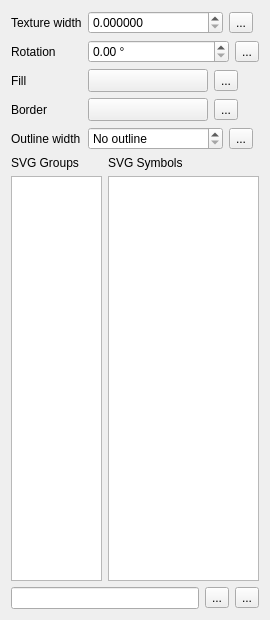
qgis/QGIS, file src/ui/symbollayer/widget_svgfill.ui: the form before one commit.
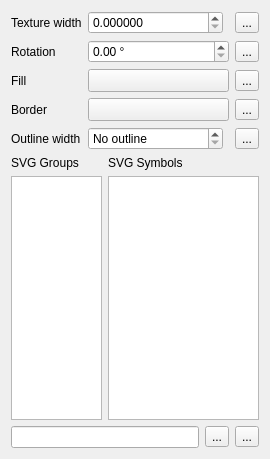
The form after the commit. Custom widgets are drawn as their Qt base class.

What changed in the file:
```diff
--- a/src/ui/symbollayer/widget_svgfill.ui
+++ b/src/ui/symbollayer/widget_svgfill.ui
@@ -7,50 +7,14 @@
     <x>0</x>
     <y>0</y>
     <width>270</width>
-    <height>620</height>
+    <height>459</height>
    </rect>
   </property>
   <property name="windowTitle">
    <string>Form</string>
   </property>
-  <layout class="QFormLayout" name="formLayout">
+  <layout class="QGridLayout" name="gridLayout">
    <item row="1" column="1">
-    <layout class="QHBoxLayout" name="horizontalLayout_2">
-     <item>
-      <widget class="QgsDoubleSpinBox" name="mTextureWidthSpinBox">
-       <property name="sizePolicy">
-        <sizepolicy hsizetype="Minimum" vsizetype="Fixed">
-         <horstretch>1</horstretch>
-         <verstretch>0</verstretch>
-        </sizepolicy>
-       </property>
-       <property name="decimals">
-        <number>6</number>
-       </property>
-       <property name="maximum">
-        <double>999999999.999999046325684</double>
-       </property>
-       <property name="singleStep">
-        <double>0.200000000000000</double>
-       </property>
-       <property name="showClearButton" stdset="0">
-        <bool>false</bool>
-       </property>
-      </widget>
-     </item>
-     <item>
-      <widget class="QgsDataDefinedButton" name="mTextureWidthDDBtn">
-       <property name="text">
-        <string>...</string>
-       </property>
-      </widget>
-     </item>
-     <item>
-      <widget class="QgsUnitSelectionWidget" name="mTextureWidthUnitWidget" native="true"/>
-     </item>
-    </layout>
-   </item>
-   <item row="3" column="1">
     <layout class="QHBoxLayout" name="horizontalLayout_5">
      <item>
       <widget class="QgsDoubleSpinBox" name="mRotationSpinBox">
@@ -65,59 +29,9 @@
        </property>
       </widget>
      </item>
-     <item>
-      <widget class="QgsDataDefinedButton" name="mRotationDDBtn">
-       <property name="text">
-        <string>...</string>
-       </property>
-      </widget>
-     </item>
     </layout>
    </item>
-   <item row="5" column="1">
-    <layout class="QHBoxLayout" name="horizontalLayout_3">
-     <item>
-      <widget class="QgsColorButtonV2" name="mChangeColorButton">
-       <property name="minimumSize">
-        <size>
-         <width>120</width>
-         <height>0</height>
-        </size>
-       </property>
-       <property name="maximumSize">
-        <size>
-         <width>120</width>
-         <height>16777215</height>
-        </size>
-       </property>
-       <property name="text">
-        <string/>
-       </property>
-      </widget>
-     </item>
-     <item>
-      <widget class="QgsDataDefinedButton" name="mFilColorDDBtn">
-       <property name="text">
-        <string>...</string>
-       </property>
-      </widget>
-     </item>
-     <item>
-      <spacer name="horizontalSpacer">
-       <property name="orientation">
-        <enum>Qt::Horizontal</enum>
-       </property>
-       <property name="sizeHint" stdset="0">
-        <size>
-         <width>40</width>
-         <height>20</height>
-        </size>
-       </property>
-      </spacer>
-     </item>
-    </layout>
-   </item>
-   <item row="6" column="0">
+   <item row="3" column="0">
     <widget class="QLabel" name="mBorderColorLabel">
      <property name="sizePolicy">
       <sizepolicy hsizetype="Maximum" vsizetype="Preferred">
@@ -130,10 +44,16 @@
      </property>
     </widget>
    </item>
-   <item row="6" column="1">
+   <item row="3" column="1">
     <layout class="QHBoxLayout" name="horizontalLayout_6">
      <item>
       <widget class="QgsColorButtonV2" name="mChangeBorderColorButton">
+       <property name="sizePolicy">
+        <sizepolicy hsizetype="Expanding" vsizetype="Fixed">
+         <horstretch>0</horstretch>
+         <verstretch>0</verstretch>
+        </sizepolicy>
+       </property>
        <property name="minimumSize">
         <size>
          <width>120</width>
@@ -142,7 +62,7 @@
        </property>
        <property name="maximumSize">
         <size>
-         <width>120</width>
+         <width>16777215</width>
          <height>16777215</height>
         </size>
        </property>
@@ -151,29 +71,30 @@
        </property>
       </widget>
      </item>
+    </layout>
+   </item>
+   <item row="4" column="0">
+    <widget class="QLabel" name="mBorderWidthLabel">
+     <property name="text">
+      <string>Outline width</string>
+     </property>
+    </widget>
+   </item>
+   <item row="6" column="0" colspan="2">
+    <layout class="QHBoxLayout" name="horizontalLayout">
      <item>
-      <widget class="QgsDataDefinedButton" name="mBorderColorDDBtn">
+      <widget class="QLineEdit" name="mSVGLineEdit"/>
+     </item>
+     <item>
+      <widget class="QToolButton" name="mBrowseToolButton">
        <property name="text">
         <string>...</string>
        </property>
       </widget>
      </item>
-     <item>
-      <spacer name="horizontalSpacer_2">
-       <property name="orientation">
-        <enum>Qt::Horizontal</enum>
-       </property>
-       <property name="sizeHint" stdset="0">
-        <size>
-         <width>40</width>
-         <height>20</height>
-        </size>
-       </property>
-      </spacer>
-     </item>
     </layout>
    </item>
-   <item row="8" column="1">
+   <item row="4" column="1">
     <layout class="QHBoxLayout" name="horizontalLayout_4">
      <item>
       <widget class="QgsDoubleSpinBox" name="mBorderWidthSpinBox">
@@ -200,19 +121,132 @@
        </property>
       </widget>
      </item>
-     <item>
-      <widget class="QgsDataDefinedButton" name="mBorderWidthDDBtn">
-       <property name="text">
-        <string>...</string>
-       </property>
-      </widget>
-     </item>
      <item>
       <widget class="QgsUnitSelectionWidget" name="mSvgOutlineWidthUnitWidget" native="true"/>
      </item>
     </layout>
    </item>
-   <item row="9" column="0" colspan="2">
+   <item row="2" column="1">
+    <layout class="QHBoxLayout" name="horizontalLayout_3">
+     <item>
+      <widget class="QgsColorButtonV2" name="mChangeColorButton">
+       <property name="sizePolicy">
+        <sizepolicy hsizetype="Expanding" vsizetype="Fixed">
+         <horstretch>0</horstretch>
+         <verstretch>0</verstretch>
+        </sizepolicy>
+       </property>
+       <property name="minimumSize">
+        <size>
+         <width>120</width>
+         <height>0</height>
+        </size>
+       </property>
+       <property name="maximumSize">
+        <size>
+         <width>16777215</width>
+         <height>16777215</height>
+        </size>
+       </property>
+       <property name="text">
+        <string/>
+       </property>
+      </widget>
+     </item>
+    </layout>
+   </item>
+   <item row="1" column="0">
+    <widget class="QLabel" name="mRotationLabel">
+     <property name="text">
+      <string>Rotation</string>
+     </property>
+    </widget>
+   </item>
+   <item row="0" column="1">
+    <layout class="QHBoxLayout" name="horizontalLayout_2">
+     <item>
+      <widget class="QgsDoubleSpinBox" name="mTextureWidthSpinBox">
+       <property name="sizePolicy">
+        <sizepolicy hsizetype="Minimum" vsizetype="Fixed">
+         <horstretch>1</horstretch>
+         <verstretch>0</verstretch>
+        </sizepolicy>
+       </property>
+       <property name="decimals">
+        <number>6</number>
+       </property>
+       <property name="maximum">
+        <double>999999999.999999046325684</double>
+       </property>
+       <property name="singleStep">
+        <double>0.200000000000000</double>
+       </property>
+       <property name="showClearButton" stdset="0">
+        <bool>false</bool>
+       </property>
+      </widget>
+     </item>
+     <item>
+      <widget class="QgsUnitSelectionWidget" name="mTextureWidthUnitWidget" native="true"/>
+     </item>
+    </layout>
+   </item>
+   <item row="2" column="0">
+    <widget class="QLabel" name="label">
+     <property name="sizePolicy">
+      <sizepolicy hsizetype="Maximum" vsizetype="Preferred">
+       <horstretch>0</horstretch>
+       <verstretch>0</verstretch>
+      </sizepolicy>
+     </property>
+     <property name="text">
+      <string>Fill</string>
+     </property>
+    </widget>
+   </item>
+   <item row="0" column="0">
+    <widget class="QLabel" name="mTextureWidthLabel">
+     <property name="text">
+      <string>Texture width</string>
+     </property>
+    </widget>
+   </item>
+   <item row="0" column="2">
+    <widget class="QgsDataDefinedButton" name="mTextureWidthDDBtn">
+     <property name="text">
+      <string>...</string>
+     </property>
+    </widget>
+   </item>
+   <item row="1" column="2">
+    <widget class="QgsDataDefinedButton" name="mRotationDDBtn">
+     <property name="text">
+      <string>...</string>
+     </property>
+    </widget>
+   </item>
+   <item row="2" column="2">
+    <widget class="QgsDataDefinedButton" name="mFilColorDDBtn">
+     <property name="text">
+      <string>...</string>
+     </property>
+    </widget>
+   </item>
+   <item row="3" column="2">
+    <widget class="QgsDataDefinedButton" name="mBorderColorDDBtn">
+     <property name="text">
+      <string>...</string>
+     </property>
+    </widget>
+   </item>
+   <item row="4" column="2">
+    <widget class="QgsDataDefinedButton" name="mBorderWidthDDBtn">
+     <property name="text">
+      <string>...</string>
+     </property>
+    </widget>
+   </item>
+   <item row="5" column="0" colspan="3">
     <layout class="QGridLayout" name="gridLayout_2">
      <item row="0" column="0">
       <widget class="QLabel" name="mSymbolGroupLabel">
@@ -262,58 +296,10 @@
      </item>
     </layout>
    </item>
-   <item row="11" column="0" colspan="2">
-    <layout class="QHBoxLayout" name="horizontalLayout">
-     <item>
-      <widget class="QLineEdit" name="mSVGLineEdit"/>
-     </item>
-     <item>
-      <widget class="QToolButton" name="mBrowseToolButton">
-       <property name="text">
-        <string>...</string>
-       </property>
-      </widget>
-     </item>
-     <item>
-      <widget class="QgsDataDefinedButton" name="mSVGDDBtn">
-       <property name="text">
-        <string>...</string>
-       </property>
-      </widget>
-     </item>
-    </layout>
-   </item>
-   <item row="1" column="0">
-    <widget class="QLabel" name="mTextureWidthLabel">
+   <item row="6" column="2">
+    <widget class="QgsDataDefinedButton" name="mSVGDDBtn">
      <property name="text">
-      <string>Texture width</string>
-     </property>
-    </widget>
-   </item>
-   <item row="3" column="0">
-    <widget class="QLabel" name="mRotationLabel">
-     <property name="text">
-      <string>Rotation</string>
-     </property>
-    </widget>
-   </item>
-   <item row="5" column="0">
-    <widget class="QLabel" name="label">
-     <property name="sizePolicy">
-      <sizepolicy hsizetype="Maximum" vsizetype="Preferred">
-       <horstretch>0</horstretch>
-       <verstretch>0</verstretch>
-      </sizepolicy>
-     </property>
-     <property name="text">
-      <string>Fill</string>
-     </property>
-    </widget>
-   </item>
-   <item row="8" column="0">
-    <widget class="QLabel" name="mBorderWidthLabel">
-     <property name="text">
-      <string>Outline width</string>
+      <string>...</string>
      </property>
     </widget>
    </item>
@@ -326,6 +312,11 @@
    <header>qgscolorbuttonv2.h</header>
    <container>1</container>
   </customwidget>
+  <customwidget>
+   <class>QgsDataDefinedButton</class>
+   <extends>QToolButton</extends>
+   <header>qgsdatadefinedbutton.h</header>
+  </customwidget>
   <customwidget>
    <class>QgsDoubleSpinBox</class>
    <extends>QDoubleSpinBox</extends>
@@ -337,11 +328,6 @@
    <header>qgsunitselectionwidget.h</header>
    <container>1</container>
   </customwidget>
-  <customwidget>
-   <class>QgsDataDefinedButton</class>
-   <extends>QToolButton</extends>
-   <header>qgsdatadefinedbutton.h</header>
-  </customwidget>
  </customwidgets>
  <tabstops>
   <tabstop>mTextureWidthSpinBox</tabstop>
```
Left out of the diff: 6 changed lines with no effect on the pictures.
